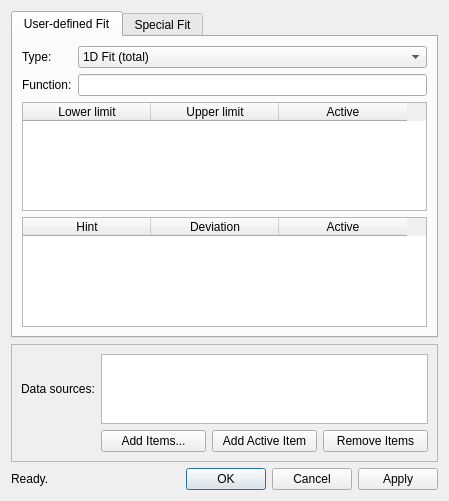
First picture: the form in ui/fit.ui, repository tweber-ill/frm_mirror-miezetools, before the edit.
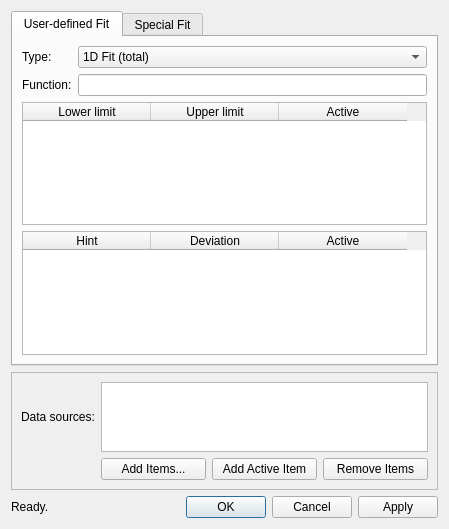
Second picture: the form after the edit.

Diff of the .ui file:
```diff
--- a/ui/fit.ui
+++ b/ui/fit.ui
@@ -7,7 +7,7 @@
     <x>0</x>
     <y>0</y>
     <width>449</width>
-    <height>501</height>
+    <height>529</height>
    </rect>
   </property>
   <property name="windowTitle">
```
